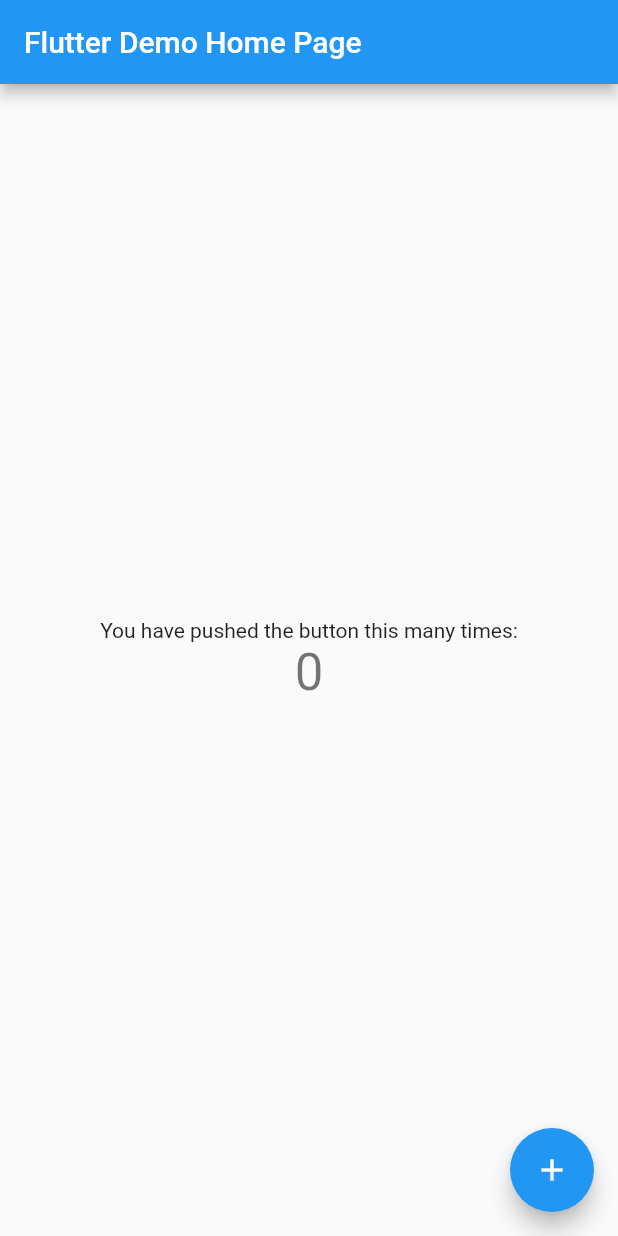
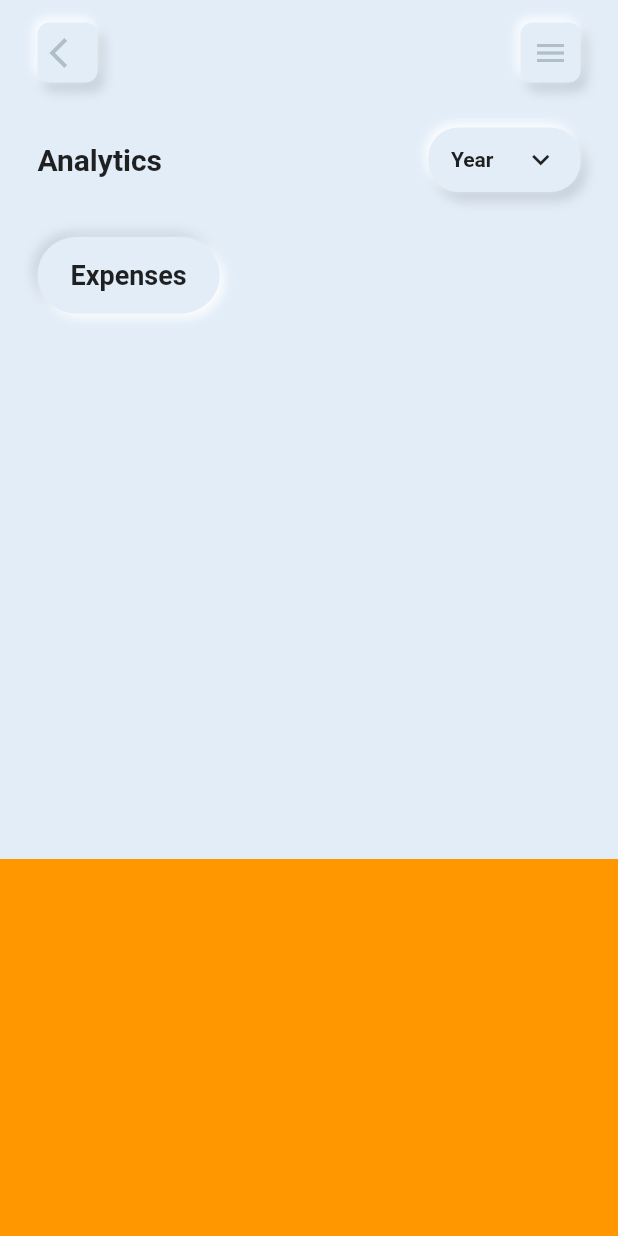
Before and after one commit to vinothvino42/Mobile-Banking-App-UI, a Flutter app: the screen it shows after launch, on a phone screen of 412 x 824 dp. Run offline on Flutter 3.47's test engine with Material 2 defaults, Android fonts, the phone set to English and light mode, and no system bars.

```diff
--- /dev/null
+++ b/lib/components/analytics_view.dart
@@ -0,0 +1,71 @@
+import 'package:flutter/material.dart';
+import 'package:mobile_banking_neomorphism_app/utilities/decorations.dart';
+
+class AnalyticsView extends StatelessWidget {
+  @override
+  Widget build(BuildContext context) {
+    return Container(
+      margin: const EdgeInsets.symmetric(horizontal: 25.0, vertical: 15.0),
+      alignment: Alignment.topLeft,
+      child: Column(
+        crossAxisAlignment: CrossAxisAlignment.start,
+        children: <Widget>[
+          Row(
+            children: <Widget>[
+              Text(
+                'Analytics',
+                style: TextStyle(
+                  fontSize: 20.0,
+                  fontWeight: FontWeight.w600,
+                ),
+              ),
+              Spacer(),
+              Container(
+                padding: const EdgeInsets.all(10.0),
+                decoration: getBoxDecoration(context, borderRadius: 20.0),
+                child: Row(
+                  mainAxisAlignment: MainAxisAlignment.spaceAround,
+                  crossAxisAlignment: CrossAxisAlignment.center,
+                  children: <Widget>[
+                    SizedBox(
+                      width: 5.0,
+                    ),
+                    Text(
+                      'Year',
+                      style: TextStyle(
+                        fontSize: 14.0,
+                        fontWeight: FontWeight.w600,
+                      ),
+                    ),
+                    SizedBox(
+                      width: 20.0,
+                    ),
+                    Icon(
+                      Icons.keyboard_arrow_down,
+                      size: 23.0,
+                    ),
+                    SizedBox(
+                      width: 5.0,
+                    ),
+                  ],
+                ),
+              ),
+            ],
+          ),
+          SizedBox(height: 30.0),
+          Row(
+            children: <Widget>[
+              Container(
+                decoration: getBoxDecoration(context, isPressed: true),
+                padding: const EdgeInsets.symmetric(vertical: 15.0, horizontal: 22.0),
+                child: Center(
+                  child: Text('Expenses', style: TextStyle(fontSize: 18.0, fontWeight: FontWeight.w600),),
+                ),
+              ),
+            ],
+          ),
+        ],
+      ),
+    );
+  }
+}
--- a/lib/main.dart
+++ b/lib/main.dart
@@ -1,117 +1,19 @@
 import 'package:flutter/material.dart';
+import 'package:mobile_banking_neomorphism_app/screens/analytics_screen.dart';
+import 'package:mobile_banking_neomorphism_app/screens/my_cards_screen.dart';
+import 'package:mobile_banking_neomorphism_app/theme/style.dart';
 
 void main() {
   runApp(MyApp());
 }
 
 class MyApp extends StatelessWidget {
-  // This widget is the root of your application.
   @override
   Widget build(BuildContext context) {
     return MaterialApp(
-      title: 'Flutter Demo',
-      theme: ThemeData(
-        // This is the theme of your application.
-        //
-        // Try running your application with "flutter run". You'll see the
-        // application has a blue toolbar. Then, without quitting the app, try
-        // changing the primarySwatch below to Colors.green and then invoke
-        // "hot reload" (press "r" in the console where you ran "flutter run",
-        // or simply save your changes to "hot reload" in a Flutter IDE).
-        // Notice that the counter didn't reset back to zero; the application
-        // is not restarted.
-        primarySwatch: Colors.blue,
-        // This makes the visual density adapt to the platform that you run
-        // the app on. For desktop platforms, the controls will be smaller and
-        // closer together (more dense) than on mobile platforms.
-        visualDensity: VisualDensity.adaptivePlatformDensity,
-      ),
-      home: MyHomePage(title: 'Flutter Demo Home Page'),
+      title: 'Mobile Banking',
+      theme: appTheme(),
+      home: AnalyticsScreen(),
     );
   }
 }
-
-class MyHomePage extends StatefulWidget {
-  MyHomePage({Key key, this.title}) : super(key: key);
-
-  // This widget is the home page of your application. It is stateful, meaning
-  // that it has a State object (defined below) that contains fields that affect
-  // how it looks.
-
-  // This class is the configuration for the state. It holds the values (in this
-  // case the title) provided by the parent (in this case the App widget) and
-  // used by the build method of the State. Fields in a Widget subclass are
-  // always marked "final".
-
-  final String title;
-
-  @override
-  _MyHomePageState createState() => _MyHomePageState();
-}
-
-class _MyHomePageState extends State<MyHomePage> {
-  int _counter = 0;
-
-  void _incrementCounter() {
-    setState(() {
-      // This call to setState tells the Flutter framework that something has
-      // changed in this State, which causes it to rerun the build method below
-      // so that the display can reflect the updated values. If we changed
-      // _counter without calling setState(), then the build method would not be
-      // called again, and so nothing would appear to happen.
-      _counter++;
-    });
-  }
-
-  @override
-  Widget build(BuildContext context) {
-    // This method is rerun every time setState is called, for instance as done
-    // by the _incrementCounter method above.
-    //
-    // The Flutter framework has been optimized to make rerunning build methods
-    // fast, so that you can just rebuild anything that needs updating rather
-    // than having to individually change instances of widgets.
-    return Scaffold(
-      appBar: AppBar(
-        // Here we take the value from the MyHomePage object that was created by
-        // the App.build method, and use it to set our appbar title.
-        title: Text(widget.title),
-      ),
-      body: Center(
-        // Center is a layout widget. It takes a single child and positions it
-        // in the middle of the parent.
-        child: Column(
-          // Column is also a layout widget. It takes a list of children and
-          // arranges them vertically. By default, it sizes itself to fit its
-          // children horizontally, and tries to be as tall as its parent.
-          //
-          // Invoke "debug painting" (press "p" in the console, choose the
-          // "Toggle Debug Paint" action from the Flutter Inspector in Android
-          // Studio, or the "Toggle Debug Paint" command in Visual Studio Code)
-          // to see the wireframe for each widget.
-          //
-          // Column has various properties to control how it sizes itself and
-          // how it positions its children. Here we use mainAxisAlignment to
-          // center the children vertically; the main axis here is the vertical
-          // axis because Columns are vertical (the cross axis would be
-          // horizontal).
-          mainAxisAlignment: MainAxisAlignment.center,
-          children: <Widget>[
-            Text(
-              'You have pushed the button this many times:',
-            ),
-            Text(
-              '$_counter',
-              style: Theme.of(context).textTheme.headline4,
-            ),
-          ],
-        ),
-      ),
-      floatingActionButton: FloatingActionButton(
-        onPressed: _incrementCounter,
-        tooltip: 'Increment',
-        child: Icon(Icons.add),
-      ), // This trailing comma makes auto-formatting nicer for build methods.
-    );
-  }
-}
--- /dev/null
+++ b/lib/screens/analytics_screen.dart
@@ -0,0 +1,46 @@
+import 'package:flutter/material.dart';
+import 'package:mobile_banking_neomorphism_app/components/analytics_view.dart';
+import 'package:mobile_banking_neomorphism_app/utilities/decorations.dart';
+
+class AnalyticsScreen extends StatelessWidget {
+  @override
+  Widget build(BuildContext context) {
+    return Scaffold(
+      body: SafeArea(
+        child: Column(
+          children: <Widget>[
+            Container(
+              margin:
+                  const EdgeInsets.symmetric(horizontal: 25.0, vertical: 15.0),
+              child: _buildAppNavBar(context),
+            ),
+            Expanded(
+              flex: 2,
+              child: AnalyticsView(),
+            ),
+            Expanded(
+              flex: 1,
+              child: Container(color: Colors.orange,),
+            ),
+          ],
+        ),
+      ),
+    );
+  }
+
+  Row _buildAppNavBar(BuildContext context) => Row(
+        children: <Widget>[
+          _buildAppBarButton(context, Icons.arrow_back_ios),
+          Spacer(),
+          _buildAppBarButton(context, Icons.menu),
+        ],
+      );
+
+  Container _buildAppBarButton(BuildContext context, IconData icon) =>
+      Container(
+        width: 40.0,
+        height: 40.0,
+        child: Icon(icon, color: Colors.blueGrey[200],),
+        decoration: getBoxDecoration(context, borderRadius: 8.0),
+      );
+}
--- /dev/null
+++ b/lib/theme/style.dart
@@ -0,0 +1,8 @@
+import 'package:flutter/material.dart';
+import 'package:mobile_banking_neomorphism_app/utilities/hex_color.dart';
+
+ThemeData appTheme() => ThemeData(
+  backgroundColor: HexColor('#E2EDF8'),
+  primaryColor: HexColor('#E2EDF8'),
+  scaffoldBackgroundColor: HexColor('#E2EDF8'),
+);
--- /dev/null
+++ b/lib/utilities/decorations.dart
@@ -0,0 +1,20 @@
+import 'package:flutter/material.dart';
+
+BoxDecoration getBoxDecoration(BuildContext context,
+          {isPressed = false, borderRadius = 30.0}) =>
+      BoxDecoration(
+        borderRadius: BorderRadius.circular(borderRadius),
+        color: Theme.of(context).primaryColor,
+        boxShadow: [
+          BoxShadow(
+            offset: isPressed ? Offset(-3, -3) : Offset(4, 6),
+            color: Colors.black12,
+            blurRadius: 6,
+          ),
+          BoxShadow(
+            offset: isPressed ? Offset(3, 3) : Offset(-2, -3),
+            color: Colors.white,
+            blurRadius: 6,
+          ),
+        ],
+      );
```
Also changed, not shown: lib/components/my_cards_view.dart (added, +91 -0 lines), lib/components/recent_transaction_view.dart (added, +94 -0 lines), lib/model/transaction.dart (added, +27 -0 lines), lib/screens/my_cards_screen.dart (added, +47 -0 lines), lib/utilities/hex_color.dart (added, +13 -0 lines).
